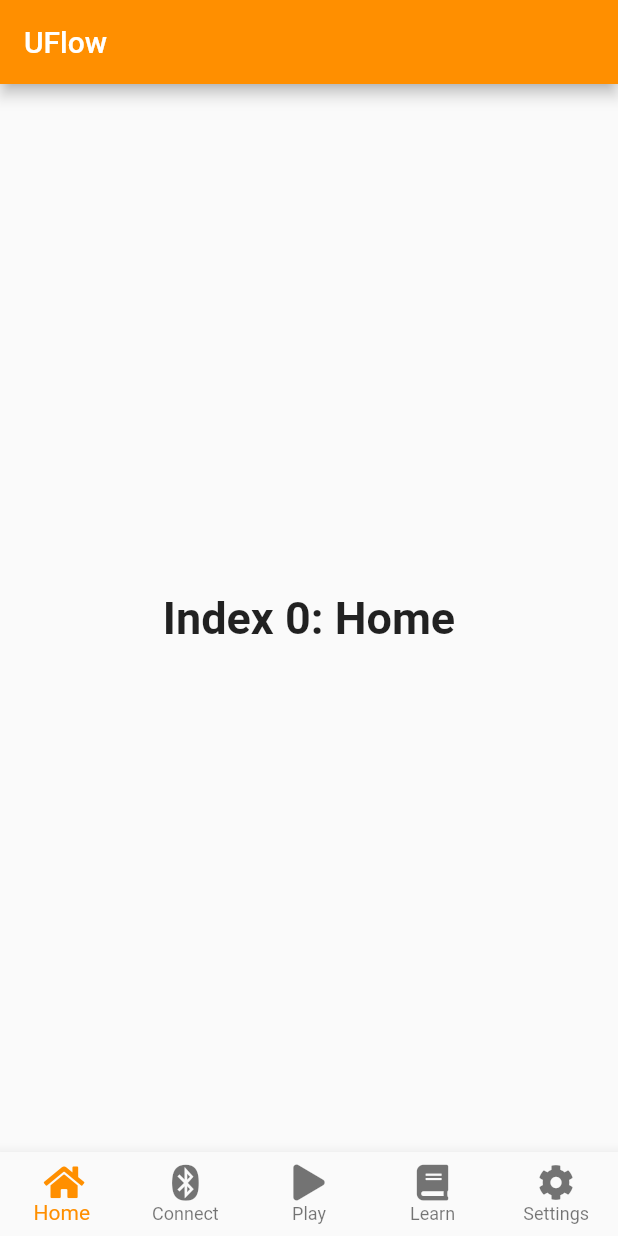
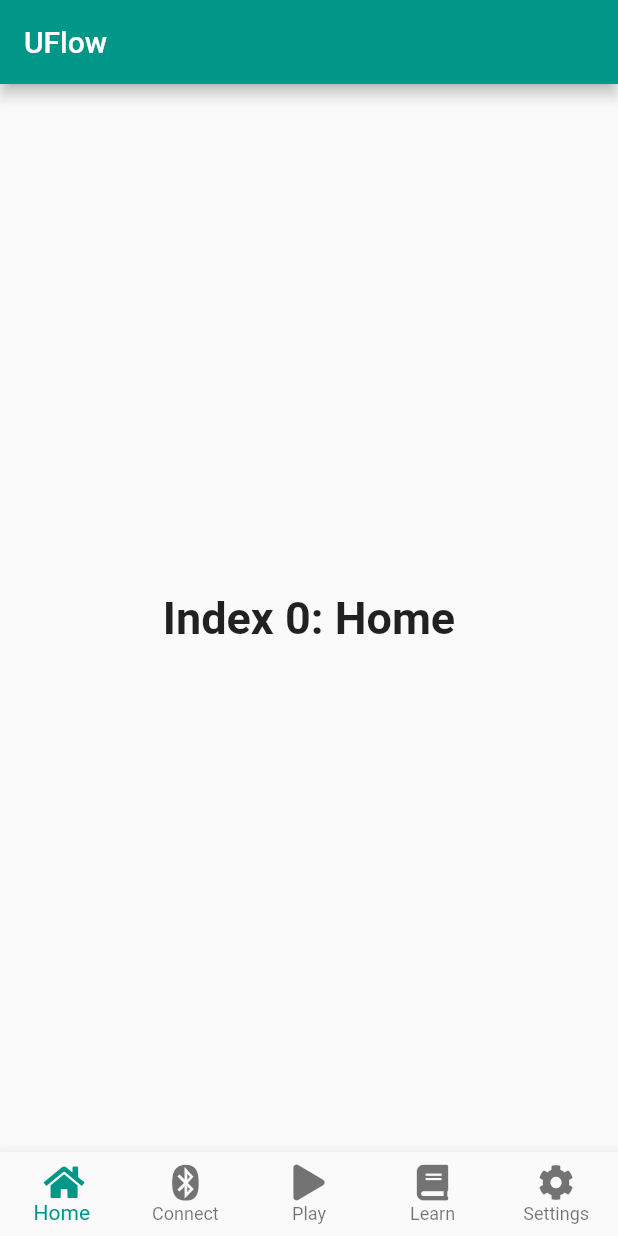
Before and after one commit to Team-8s/uflow_app, a Flutter app: the screen it shows after launch, on a phone screen of 412 x 824 dp. Run offline on Flutter 3.47's test engine with Material 2 defaults, Android fonts, the phone set to English and light mode, and no system bars; our stand-ins replace font_awesome_flutter.

Commit message:
commit 3

```diff
--- a/lib/input_page.dart
+++ b/lib/input_page.dart
@@ -13,6 +13,15 @@ class _MyStatefulWidgetState extends State<MyStatefulWidget> {
   int _selectedIndex = 0;
   static const TextStyle optionStyle =
       TextStyle(fontSize: 30, fontWeight: FontWeight.bold);
+
+  void _onItemTapped(int index) {
+    setState(() {
+      _selectedIndex = index;
+    });
+  }
+
+  @override
+  Widget build(BuildContext context) {
     List<Widget> _widgetOptions = <Widget>[
       Text(
         'Index 0: Home',
@@ -22,7 +31,16 @@ class _MyStatefulWidgetState extends State<MyStatefulWidget> {
         'Index 1: Connect',
         style: optionStyle,
       ),
-    Game(),
+      Column(mainAxisAlignment: MainAxisAlignment.center, children: <Widget>[
+        Text('High Score: 9001'),
+        FlatButton(
+            color: Colors.teal,
+            onPressed: () {
+              Navigator.push(
+                  context, MaterialPageRoute(builder: (context) => Game()));
+            },
+            child: Text('Play Now'))
+      ]),
       Text(
         'Index 3: Learn',
         style: optionStyle,
@@ -32,19 +50,10 @@ class _MyStatefulWidgetState extends State<MyStatefulWidget> {
         style: optionStyle,
       ),
     ];
-
-  void _onItemTapped(int index) {
-    setState(() {
-      _selectedIndex = index;
-    });
-  }
-
-  @override
-  Widget build(BuildContext context) {
     return Scaffold(
       appBar: AppBar(
         title: const Text('UFlow'),
-        backgroundColor: Colors.amber[800],
+        backgroundColor: Colors.teal,
       ),
       body: Center(
         child: _widgetOptions.elementAt(_selectedIndex),
@@ -74,7 +83,7 @@ class _MyStatefulWidgetState extends State<MyStatefulWidget> {
           ),
         ],
         currentIndex: _selectedIndex,
-        selectedItemColor: Colors.amber[800],
+        selectedItemColor: Colors.teal,
         onTap: _onItemTapped,
       ),
     );
```
Also changed, not shown: lib/play_page.dart (+69 -15 lines). Lines whose indentation alone changed are shown as unchanged.
